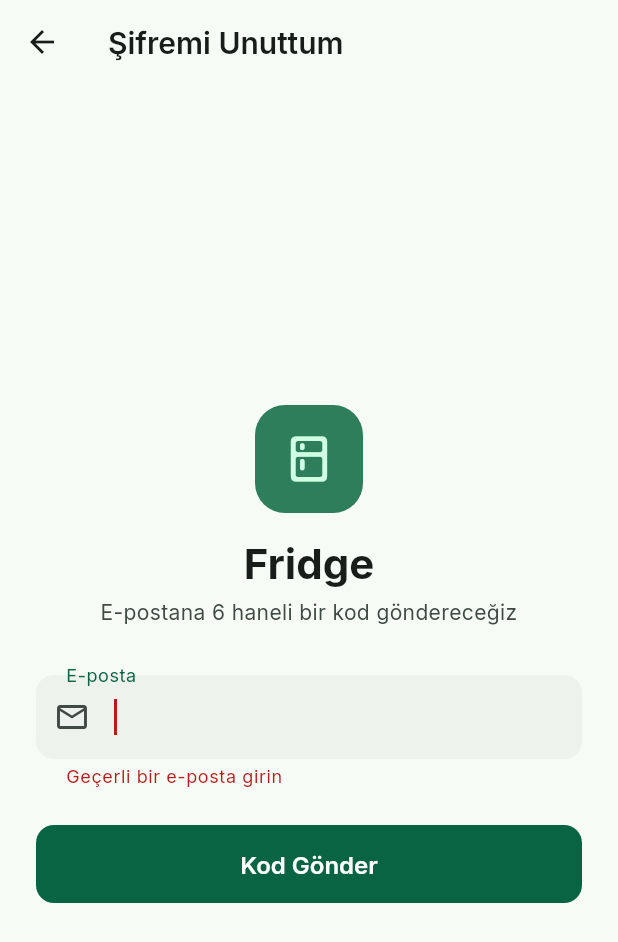
After one commit to Emrullah10/fridge-mobil, a Flutter app: the ForgotPasswordScreen screen opened directly, after a tap on "Kod Gönder", on a phone screen of 412 x 824 dp. The commit adds this screen. Shown: the top 942 px of the screen. Run offline on Flutter 3.47's test engine with Material 3 defaults, Android fonts, the phone set to English and light mode, and no system bars; our stand-ins replace app_links, dio, firebase_core, firebase_messaging, flutter_dotenv, flutter_local_notifications and 8 more; missing offline and left inert: google_mlkit_text_recognition, mobile_scanner; accounts and stored records are empty; generated files the repository leaves out were written again; network calls fail.

Commit message:
feat: implement complete password reset flow including validators, repository methods, and UI screens

```diff
--- /dev/null
+++ b/lib/core/validation/validators.dart
@@ -0,0 +1,52 @@
+/// Ortak form validasyon kuralları — daha önce login/register/upgrade
+/// ekranlarına kopyalanmış ve tutarsızdı (login şifre `< 6`, register `< 8`,
+/// e-posta her yerde gevşek `contains('@')`). Backend'in EMAIL_PATTERN /
+/// MIN_PASSWORD_LENGTH kuralları (auth.routes.js) ile birebir eşleşir.
+class Validators {
+  Validators._();
+
+  // Backend auth.routes.js:20 EMAIL_PATTERN ile aynı.
+  static final RegExp _emailPattern = RegExp(r'^[^\s@]+@[^\s@]+\.[^\s@]+$');
+
+  static const int minPasswordLength = 8;
+
+  static String? email(String? value) {
+    if (value == null || !_emailPattern.hasMatch(value)) {
+      return 'Geçerli bir e-posta girin';
+    }
+    return null;
+  }
+
+  /// Yeni şifre belirlenen yerlerde (register, upgrade, reset) kullanılır —
+  /// backend'deki MIN_PASSWORD_LENGTH=8 kuralıyla eşleşir.
+  static String? newPassword(String? value) {
+    if (value == null || value.length < minPasswordLength) {
+      return 'En az $minPasswordLength karakter';
+    }
+    return null;
+  }
+
+  /// Login'de KULLANILMAZ min uzunluk kuralı — 8'den kısa eski şifresi olan
+  /// kullanıcıyı (register minimumu sonradan eklendi) giriş yapamaz hale
+  /// getirmemek için sadece boşluk kontrolü yapılır.
+  static String? requiredPassword(String? value) {
+    if (value == null || value.isEmpty) {
+      return 'Şifre gerekli';
+    }
+    return null;
+  }
+
+  static String? required(String? value, String label) {
+    if (value == null || value.trim().isEmpty) {
+      return '$label gerekli';
+    }
+    return null;
+  }
+
+  static String? resetCode(String? value) {
+    if (value == null || !RegExp(r'^\d{6}$').hasMatch(value)) {
+      return '6 haneli kodu gir';
+    }
+    return null;
+  }
+}
--- /dev/null
+++ b/lib/features/auth/presentation/forgot_password_screen.dart
@@ -0,0 +1,104 @@
+import 'package:flutter/material.dart';
+import 'package:flutter_riverpod/flutter_riverpod.dart';
+
+import '../../../core/error/api_error.dart';
+import '../../../core/theme/app_theme.dart';
+import '../../../core/validation/validators.dart';
+import '../../../core/widgets/button_progress.dart';
+import '../../../core/widgets/form_error_text.dart';
+import '../../../core/widgets/responsive.dart';
+import '../application/auth_providers.dart';
+import 'reset_password_screen.dart';
+import 'widgets/auth_hero_header.dart';
+
+/// Şifremi unuttum akışının ilk adımı — e-posta alır, backend'e
+/// /auth/forgot-password çağrısı yapar. Backend enumeration sızdırmamak
+/// için kayıtlı e-posta olsun olmasın HER ZAMAN 204 döner; bu yüzden bu
+/// ekran da başarı mesajını nötr tutar ("kayıtlıysa gönderildi") ve
+/// e-postanın var olup olmadığını asla ayırt etmez.
+class ForgotPasswordScreen extends ConsumerStatefulWidget {
+  const ForgotPasswordScreen({super.key, this.initialEmail});
+
+  final String? initialEmail;
+
+  @override
+  ConsumerState<ForgotPasswordScreen> createState() => _ForgotPasswordScreenState();
+}
+
+class _ForgotPasswordScreenState extends ConsumerState<ForgotPasswordScreen> {
+  final _formKey = GlobalKey<FormState>();
+  late final _emailController = TextEditingController(text: widget.initialEmail);
+  bool _isSubmitting = false;
+  String? _errorMessage;
+
+  @override
+  void dispose() {
+    _emailController.dispose();
+    super.dispose();
+  }
+
+  Future<void> _submit() async {
+    if (!_formKey.currentState!.validate()) return;
+    setState(() {
+      _isSubmitting = true;
+      _errorMessage = null;
+    });
+    final email = _emailController.text.trim();
+    try {
+      await ref.read(authRepositoryProvider).requestPasswordReset(email: email);
+      if (!mounted) return;
+      Navigator.of(context).pushReplacement(
+        MaterialPageRoute(builder: (_) => ResetPasswordScreen(email: email)),
+      );
+    } catch (error) {
+      setState(() => _errorMessage = describeApiError(error));
+    } finally {
+      if (mounted) setState(() => _isSubmitting = false);
+    }
+  }
+
+  @override
+  Widget build(BuildContext context) {
+    return Scaffold(
+      appBar: AppBar(title: const Text('Şifremi Unuttum')),
+      body: SafeArea(
+        child: Center(
+          child: SingleChildScrollView(
+            padding: const EdgeInsets.symmetric(horizontal: AppSpacing.lg),
+            child: ConstrainedBox(
+              constraints: const BoxConstraints(maxWidth: formMaxWidth),
+              child: Form(
+                key: _formKey,
+                child: Column(
+                  crossAxisAlignment: CrossAxisAlignment.stretch,
+                  children: [
+                    const SizedBox(height: AppSpacing.lg),
+                    const AuthHeroHeader(subtitle: 'E-postana 6 haneli bir kod göndereceğiz'),
+                    const SizedBox(height: AppSpacing.xl),
+                    TextFormField(
+                      controller: _emailController,
+                      keyboardType: TextInputType.emailAddress,
+                      autofocus: widget.initialEmail == null || widget.initialEmail!.isEmpty,
+                      decoration: const InputDecoration(labelText: 'E-posta', prefixIcon: Icon(Icons.mail_outline)),
+                      validator: Validators.email,
+                    ),
+                    if (_errorMessage != null) ...[
+                      const SizedBox(height: AppSpacing.sm),
+                      FormErrorText(_errorMessage!),
+                    ],
+                    const SizedBox(height: AppSpacing.lg),
+                    FilledButton(
+                      onPressed: _isSubmitting ? null : _submit,
+                      child: _isSubmitting ? const ButtonProgress() : const Text('Kod Gönder'),
+                    ),
+                    const SizedBox(height: AppSpacing.xl),
+                  ],
+                ),
+              ),
+            ),
+          ),
+        ),
+      ),
+    );
+  }
+}
--- a/pubspec.yaml
+++ b/pubspec.yaml
@@ -2,7 +2,7 @@ name: fridge_mobil
 description: "Fiş tarayarak envanterini otomatik güncelleyen, alanlara göre buzdolabı/dondurucu/kiler takibi yapan uygulama."
 # The following line prevents the package from being accidentally published to
 # pub.dev using `flutter pub publish`. This is preferred for private packages.
-publish_to: 'none' # Remove this line if you wish to publish to pub.dev
+publish_to: "none" # Remove this line if you wish to publish to pub.dev
 
 # The following defines the version and build number for your application.
 # A version number is three numbers separated by dots, like 1.2.43
@@ -81,7 +81,6 @@ flutter_launcher_icons:
 
 # The following section is specific to Flutter packages.
 flutter:
-
   # The following line ensures that the Material Icons font is
   # included with your application, so that you can use the icons in
   # the material Icons class.
```
Also changed, not shown: lib/features/auth/data/auth_repository.dart (+20 -0 lines), lib/features/auth/presentation/login_screen.dart (+15 -3 lines), lib/features/auth/presentation/register_screen.dart (+4 -5 lines), lib/features/auth/presentation/reset_password_screen.dart (added, +187 -0 lines), lib/features/auth/presentation/upgrade_account_screen.dart (+4 -4 lines), 2 other files.
